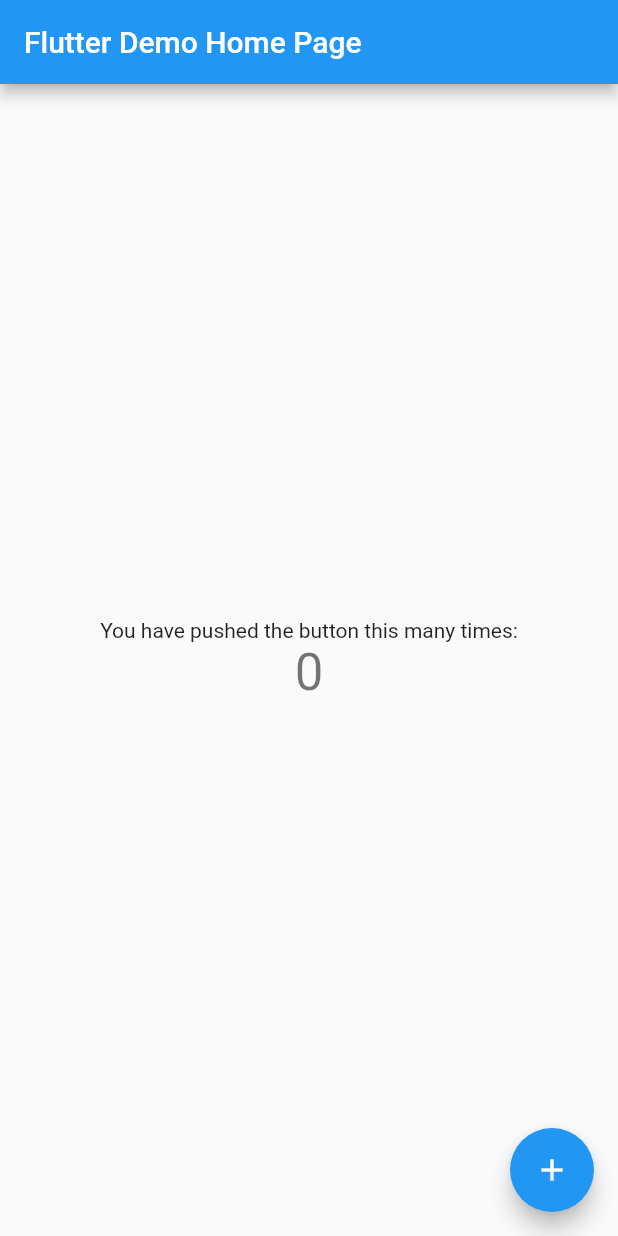
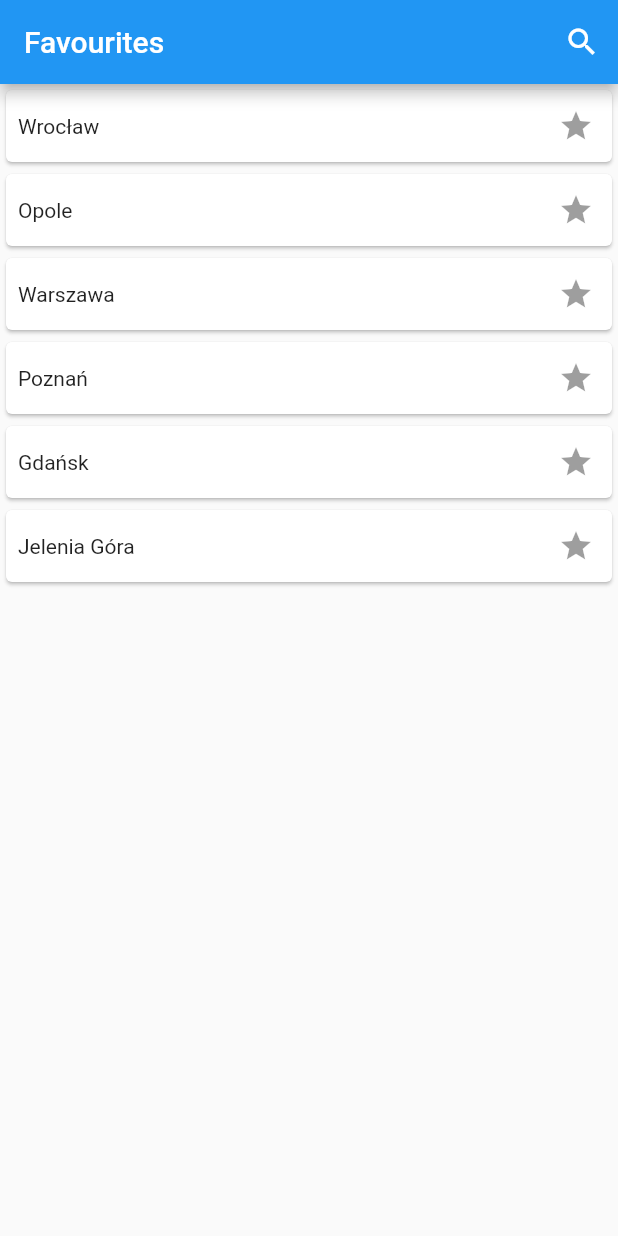
Before and after one commit to bgasztych/meteo_weather, a Flutter app: the screen it shows after launch, on a phone screen of 412 x 824 dp. Run offline on Flutter 3.47's test engine with Material 2 defaults, Android fonts, the phone set to English and light mode, and no system bars; our stand-ins replace logger.

Commit message:
favourites screen

```diff
--- /dev/null
+++ b/lib/app.dart
@@ -0,0 +1,17 @@
+import 'package:flutter/material.dart';
+
+import 'home_screen.dart';
+
+class MeteoApp extends StatelessWidget {
+  @override
+  Widget build(BuildContext context) {
+    return MaterialApp(
+      title: "Meteo App",
+      theme: ThemeData(
+        primarySwatch: Colors.blue,
+        visualDensity: VisualDensity.adaptivePlatformDensity,
+      ),
+      home: HomeScreen(),
+    );
+  }
+}
--- /dev/null
+++ b/lib/city_model.dart
@@ -0,0 +1,22 @@
+import 'package:flutter/material.dart';
+
+class CityModel {
+  static List<City> cities = [
+    City(0, "Wrocław", "dolnoślaskie", null),
+    City(1, "Opole", "dolnoślaskie", null),
+    City(2, "Warszawa", "mazowieckie", null),
+    City(3, "Poznań", "wielkopolskie", null),
+    City(4, "Gdańsk", "pomorskie", null),
+    City(5, "Jelenia Góra", "dolnoślaskie", null),
+  ];
+}
+
+@immutable
+class City {
+  final int id;
+  final String city;
+  final String voivodeship;
+  final String imageUri;
+
+  City(this.id, this.city, this.voivodeship, this.imageUri);
+}
--- /dev/null
+++ b/lib/home_screen.dart
@@ -0,0 +1,35 @@
+import 'package:flutter/material.dart';
+import 'package:logger/logger.dart';
+import 'package:meteo_weather/city_model.dart';
+
+class HomeScreen extends StatelessWidget {
+  @override
+  Widget build(BuildContext context) {
+    return Scaffold(
+      appBar: AppBar(
+        title: Text("Favourites"),
+        actions: [
+          IconButton(
+              icon: Icon(Icons.search), onPressed: () => Logger().d("search")),
+        ],
+      ),
+      body: ListView.builder(
+        itemCount: CityModel.cities.length,
+        itemBuilder: (BuildContext context, int position) =>
+            _buildItem(position),
+      ),
+    );
+  }
+
+  Widget _buildItem(int position) {
+    return Card(
+      child: Row(
+        children: [
+          SizedBox(width: 8),
+          Expanded(child: Text(CityModel.cities[position].city)),
+          IconButton(icon: Icon(Icons.star), onPressed: null)
+        ],
+      ),
+    );
+  }
+}
--- /dev/null
+++ b/lib/logger.dart
@@ -0,0 +1,50 @@
+import 'package:logger/logger.dart' as logger;
+
+class Logger {
+  Logger._();
+
+  static logger.Logger _logger;
+
+  static void initLogger() {
+    _logger ??= logger.Logger(
+      printer: logger.PrettyPrinter(
+        methodCount: 2,
+        errorMethodCount: 8,
+        lineLength: 200,
+        colors: false,
+        printEmojis: false,
+        printTime: true,
+      ),
+    );
+  }
+
+  /// Log a message at level [Level.verbose].
+  static void v(dynamic message, [dynamic error, StackTrace stackTrace]) {
+    _logger?.v(message, error, stackTrace);
+  }
+
+  /// Log a message at level [Level.debug].
+  static void d(dynamic message, [dynamic error, StackTrace stackTrace]) {
+    _logger?.d(message, error, stackTrace);
+  }
+
+  /// Log a message at level [Level.info].
+  static void i(dynamic message, [dynamic error, StackTrace stackTrace]) {
+    _logger?.i(message, error, stackTrace);
+  }
+
+  /// Log a message at level [Level.warning].
+  static void w(dynamic message, [dynamic error, StackTrace stackTrace]) {
+    _logger?.w(message, error, stackTrace);
+  }
+
+  /// Log a message at level [Level.error].
+  static void e(dynamic message, [dynamic error, StackTrace stackTrace]) {
+    _logger?.e(message, error, stackTrace);
+  }
+
+  /// Log a message at level [Level.wtf].
+  static void wtf(dynamic message, [dynamic error, StackTrace stackTrace]) {
+    _logger?.wtf(message, error, stackTrace);
+  }
+}
--- a/lib/main.dart
+++ b/lib/main.dart
@@ -1,7 +1,10 @@
 import 'package:flutter/material.dart';
+import 'package:meteo_weather/app.dart';
+import 'package:meteo_weather/logger.dart';
 
 void main() {
-  runApp(MyApp());
+  Logger.initLogger();
+  runApp(MeteoApp());
 }
 
 class MyApp extends StatelessWidget {
--- a/pubspec.yaml
+++ b/pubspec.yaml
@@ -24,6 +24,9 @@ dependencies:
   flutter:
     sdk: flutter
   provider: 4.3.2+2
+  logger: 0.9.4
+  sqflite: 1.3.1
+  path: 1.8.0-nullsafety.1
 
 
   # The following adds the Cupertino Icons font to your application.
```
Also changed, not shown: 1 other file.
